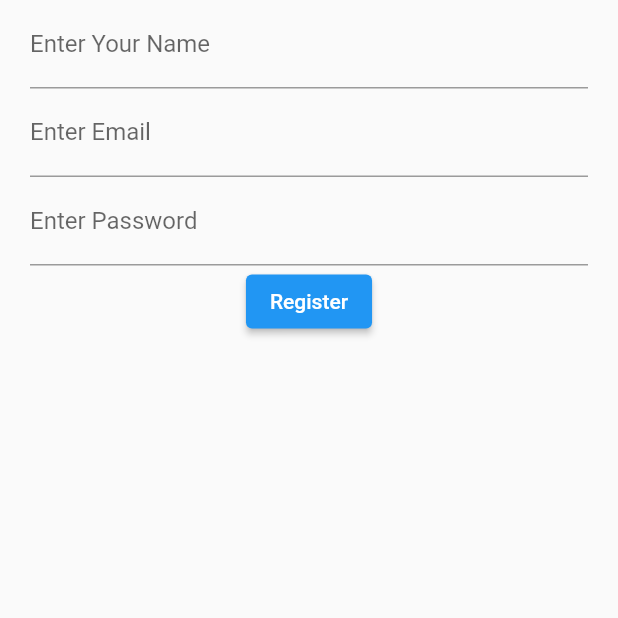
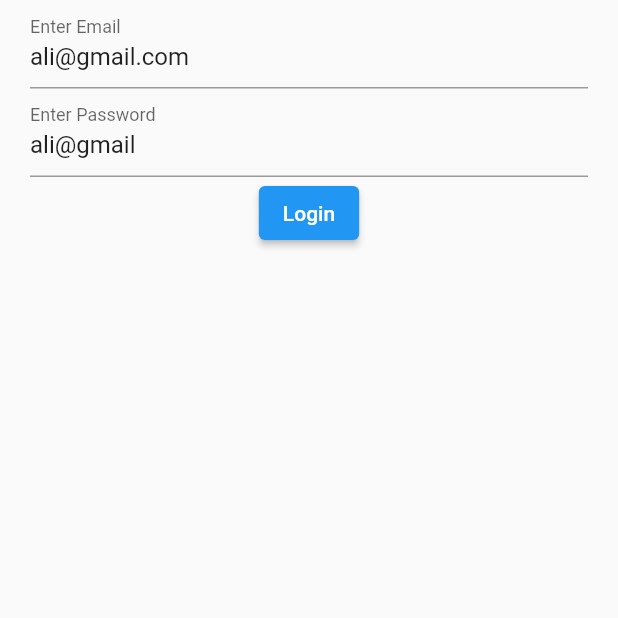
Before and after one commit to AwaisHaleem/Flutter-course-Jawan-Tech-Pakistan, a Flutter app: the screen it shows after launch, on a phone screen of 412 x 824 dp, the top half of it. Run offline on Flutter 3.47's test engine with Material 2 defaults, Android fonts, the phone set to English and light mode, and no system bars; our stand-ins replace cloud_firestore, firebase_auth, firebase_core; accounts and stored records are empty.

Commit message:
class completed

```diff
--- /dev/null
+++ b/lib/login.dart
@@ -0,0 +1,66 @@
+import 'package:flutter/material.dart';
+import 'package:firebase_auth/firebase_auth.dart';
+import 'package:cloud_firestore/cloud_firestore.dart';
+
+class Login extends StatelessWidget {
+  @override
+  Widget build(BuildContext context) {
+    final TextEditingController emailController =
+        TextEditingController(text: 'ali@gmail.com');
+    final TextEditingController passwordController =
+        TextEditingController(text: 'ali@gmail');
+
+    void login() async {
+      FirebaseAuth auth = FirebaseAuth.instance;
+      FirebaseFirestore db = FirebaseFirestore.instance;
+      final String email = emailController.text;
+      final String password = passwordController.text;
+
+      try {
+        final UserCredential user = await auth.signInWithEmailAndPassword(
+            email: email, password: password);
+        final DocumentSnapshot snapshot =
+            await db.collection('users').doc(user.user.uid).get();
+        final data = snapshot.data();
+
+        Navigator.of(context).pushNamed('\home');
+      } on FirebaseAuthException catch (e) {
+        if (e.code == 'user-not-found') {
+          print('No user found for that email.');
+        } else if (e.code == 'wrong-password') {
+          print('Wrong password provided for that user.');
+        }
+      }
+    }
+
+    return Scaffold(
+      body: Container(
+        padding: const EdgeInsets.symmetric(horizontal: 20),
+        child: SafeArea(
+          child: Center(
+            child: Column(
+              children: [
+                TextFormField(
+                  controller: emailController,
+                  decoration: InputDecoration(
+                    labelText: 'Enter Email',
+                  ),
+                ),
+                TextFormField(
+                  controller: passwordController,
+                  decoration: InputDecoration(
+                    labelText: 'Enter Password',
+                  ),
+                ),
+                ElevatedButton(
+                  onPressed: login,
+                  child: Text('Login'),
+                )
+              ],
+            ),
+          ),
+        ),
+      ),
+    );
+  }
+}
--- a/lib/main.dart
+++ b/lib/main.dart
@@ -1,5 +1,7 @@
 import 'package:flutter/material.dart';
+import 'package:jawan_tech_flutter_course/login.dart';
 import 'register.dart';
+import 'package:jawan_tech_flutter_course/home.dart';
 import 'package:firebase_core/firebase_core.dart';
 
 void main() {
@@ -26,7 +28,12 @@ class MyApp extends StatelessWidget {
         // Once complete, show your application
         if (snapshot.connectionState == ConnectionState.done) {
           return MaterialApp(
-            home: Register(),
+            home: Login(),
+            routes: {
+              '\login': (context) => Login(),
+              '\register':(context)=> Register(),
+              '\home' : (context)=> Home(),
+            },
           );
         }
 
```
Also changed, not shown: lib/home.dart (added, +44 -0 lines), lib/post.dart (added, +27 -0 lines).
